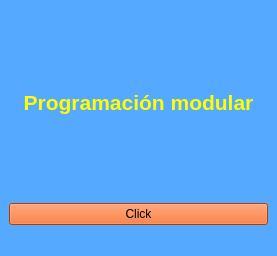
Above: code_models/04_ssj6/MainWindow.ui from Jhongesell/software-de-balance-de-aguas before the change. Below: the same form after it.
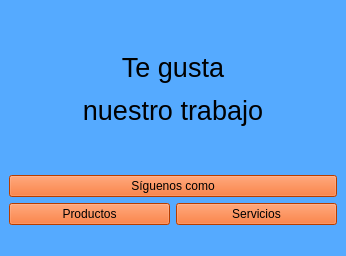
That is the form after the change.

The edit to the form file:
```diff
--- a/code_models/04_ssj6/MainWindow.ui
+++ b/code_models/04_ssj6/MainWindow.ui
@@ -6,7 +6,7 @@
    <rect>
     <x>0</x>
     <y>0</y>
-    <width>277</width>
+    <width>346</width>
     <height>256</height>
    </rect>
   </property>
@@ -19,21 +19,49 @@
   <widget class="QWidget" name="centralwidget">
    <layout class="QGridLayout" name="gridLayout">
     <item row="0" column="0">
+     <layout class="QVBoxLayout" name="verticalLayout">
+      <item>
      <widget class="QLabel" name="label">
       <property name="text">
-       <string>&lt;html&gt;&lt;head/&gt;&lt;body&gt;&lt;p align=&quot;center&quot;&gt;&lt;span style=&quot; font-size:16pt; font-weight:600; color:#ffff00;&quot;&gt;Programación modular&lt;/span&gt;&lt;/p&gt;&lt;/body&gt;&lt;/html&gt;</string>
+         <string>&lt;html&gt;&lt;head/&gt;&lt;body&gt;&lt;p align=&quot;center&quot;&gt;&lt;span style=&quot; font-size:20pt;&quot;&gt;Te gusta&lt;/span&gt;&lt;/p&gt;&lt;p align=&quot;center&quot;&gt;&lt;span style=&quot; font-size:20pt;&quot;&gt;nuestro trabajo&lt;/span&gt;&lt;/p&gt;&lt;/body&gt;&lt;/html&gt;</string>
       </property>
      </widget>
     </item>
-    <item row="1" column="0">
-     <widget class="QPushButton" name="btn_open">
+      <item>
+       <widget class="QPushButton" name="btn_open_01">
       <property name="styleSheet">
        <string notr="true">background-color: rgb(255, 85, 0);</string>
       </property>
       <property name="text">
-       <string>Click</string>
-      </property>
-     </widget>
+         <string>Síguenos como</string>
+        </property>
+       </widget>
+      </item>
+      <item>
+       <layout class="QHBoxLayout" name="horizontalLayout">
+        <item>
+         <widget class="QPushButton" name="btn_open_02">
+          <property name="styleSheet">
+           <string notr="true">background-color: rgb(255, 85, 0);</string>
+          </property>
+          <property name="text">
+           <string>Productos</string>
+          </property>
+         </widget>
+        </item>
+        <item>
+         <widget class="QPushButton" name="btn_open_03">
+          <property name="styleSheet">
+           <string notr="true">background-color: rgb(255, 85, 0);</string>
+          </property>
+          <property name="text">
+           <string>Servicios</string>
+          </property>
+         </widget>
+        </item>
+       </layout>
+      </item>
+     </layout>
     </item>
    </layout>
   </widget>
```
Left out of the diff: 4 changed lines with no effect on the pictures. Lines whose indentation alone changed are shown as unchanged.
